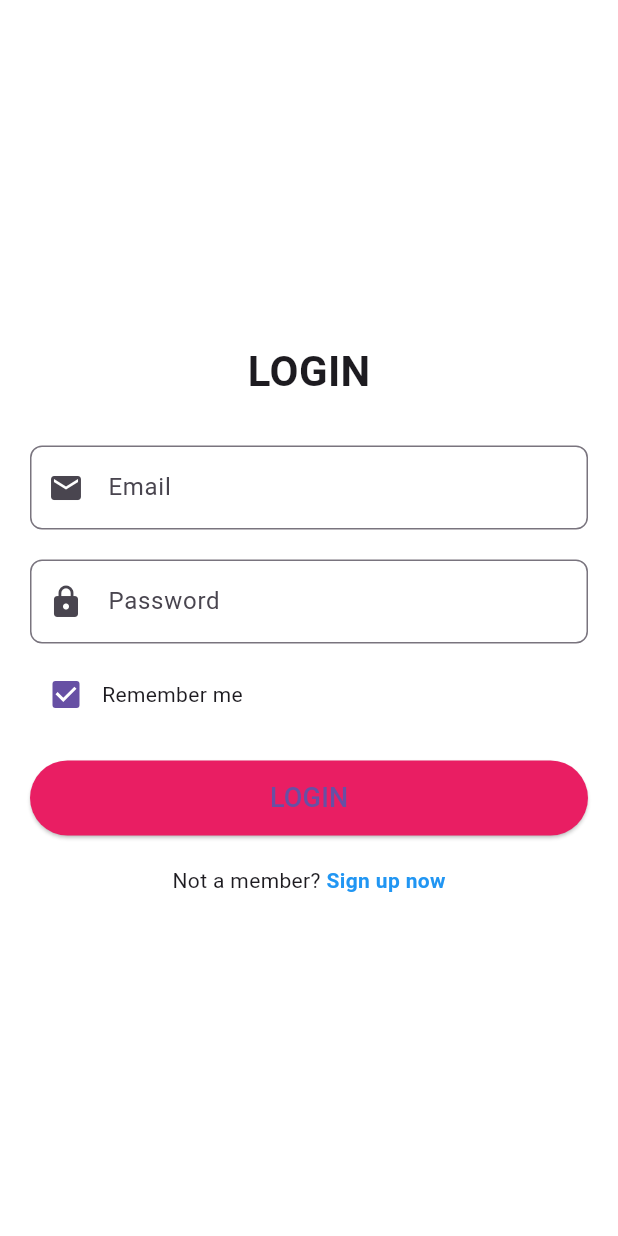
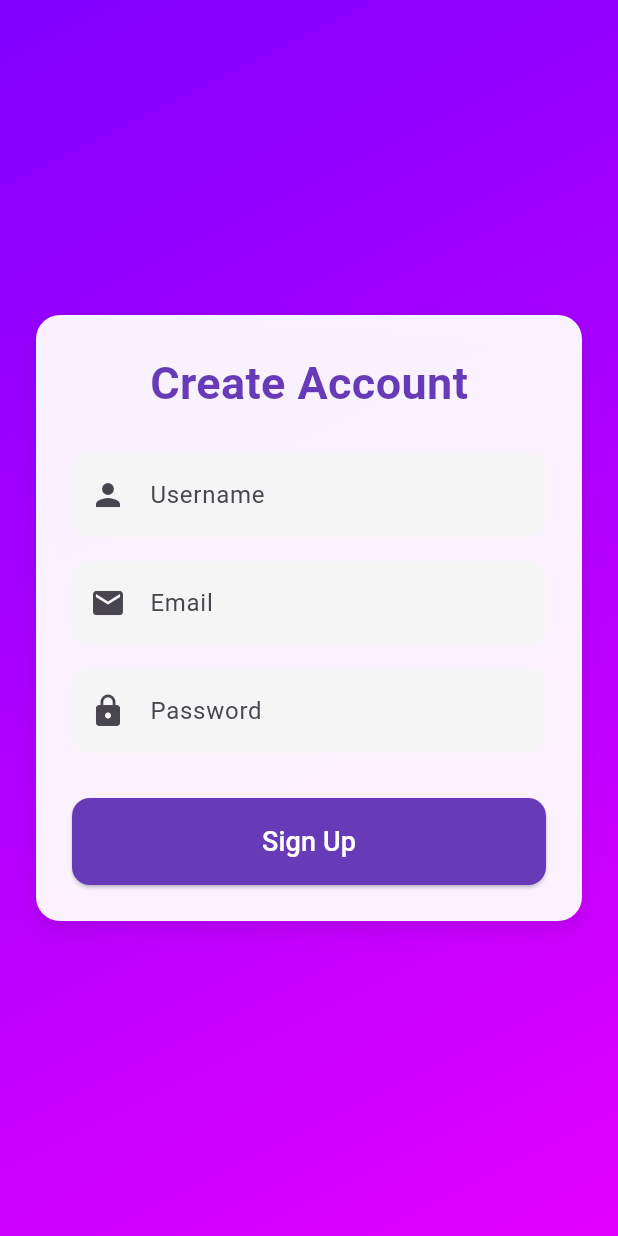
Before and after one commit to Rizwanhu/MultiGame-App, a Flutter app: the screen it shows after launch, after a tap on "Sign up now", on a phone screen of 412 x 824 dp. Run offline on Flutter 3.47's test engine with Material 3 defaults, Android fonts, the phone set to English and light mode, and no system bars.

Commit message:
register scrren added

```diff
--- a/lib/login_signup.dart
+++ b/lib/login_signup.dart
@@ -1,6 +1,7 @@
 import 'package:app/main_screen.dart';
 import 'package:flutter/material.dart';
 import 'main_screen.dart';
+import 'register.dart';
 
 class LoginPage extends StatelessWidget {
   const LoginPage({super.key});
@@ -89,9 +90,11 @@ class LoginPage extends StatelessWidget {
               children: [
                 const Text("Not a member? "),
                 GestureDetector(
-                  onTap: () {
-                    // Navigate to Sign Up Page
-                  },
+                 onTap: () {
+                Navigator.push(
+               context,MaterialPageRoute(builder: (context) => const SignUpPage()),
+                );
+                 },
                   child: const Text(
                     "Sign up now",
                     style: TextStyle(
--- a/lib/main.dart
+++ b/lib/main.dart
@@ -2,11 +2,7 @@ import 'package:flutter/material.dart';
 import 'logo_screen.dart';
 import 'main_screen.dart';
 import 'Leaderboard.dart';
-
-
-
-
-
+import 'register.dart';
 
 void main() {
   runApp(MyApp());
--- /dev/null
+++ b/lib/register.dart
@@ -0,0 +1,179 @@
+import 'package:app/main_screen.dart';
+import 'package:flutter/material.dart';
+
+class SignUpPage extends StatefulWidget {
+  const SignUpPage({super.key});
+
+  @override
+  State<SignUpPage> createState() => _SignUpPageState();
+}
+
+class _SignUpPageState extends State<SignUpPage> {
+  final _formKey = GlobalKey<FormState>();
+
+  String username = '';
+  String email = '';
+  String password = '';
+
+  @override
+  Widget build(BuildContext context) {
+    return Scaffold(
+      body: Container(
+        decoration: const BoxDecoration(
+          gradient: LinearGradient(
+            colors: [Color(0xFF7F00FF), Color(0xFFE100FF)],
+            begin: Alignment.topLeft,
+            end: Alignment.bottomRight,
+          ),
+        ),
+        child: Center(
+          child: SingleChildScrollView(
+            child: Container(
+              margin: const EdgeInsets.symmetric(horizontal: 24),
+              padding: const EdgeInsets.all(24),
+              decoration: BoxDecoration(
+                color: Colors.white.withOpacity(0.95),
+                borderRadius: BorderRadius.circular(16),
+                boxShadow: [
+                  BoxShadow(
+                    color: Colors.black.withOpacity(0.1),
+                    blurRadius: 12,
+                    offset: const Offset(0, 6),
+                  ),
+                ],
+              ),
+              child: Form(
+                key: _formKey,
+                child: Column(
+                  children: [
+                    const Text(
+                      "Create Account",
+                      style: TextStyle(
+                        fontSize: 30,
+                        fontWeight: FontWeight.bold,
+                        color: Colors.deepPurple,
+                      ),
+                    ),
+                    const SizedBox(height: 25),
+
+                    // Username
+                    TextFormField(
+                      decoration: InputDecoration(
+                        labelText: 'Username',
+                        prefixIcon: const Icon(Icons.person),
+                        filled: true,
+                        fillColor: Colors.grey[100],
+                        border: OutlineInputBorder(
+                          borderRadius: BorderRadius.circular(12),
+                          borderSide: BorderSide.none,
+                        ),
+                      ),
+                      validator: (value) {
+                        if (value == null || value.isEmpty) {
+                          return 'Please enter a username';
+                        }
+                        return null;
+                      },
+                      onSaved: (value) => username = value!,
+                    ),
+                    const SizedBox(height: 16),
+
+                    // Email
+                    TextFormField(
+                      decoration: InputDecoration(
+                        labelText: 'Email',
+                        prefixIcon: const Icon(Icons.email),
+                        filled: true,
+                        fillColor: Colors.grey[100],
+                        border: OutlineInputBorder(
+                          borderRadius: BorderRadius.circular(12),
+                          borderSide: BorderSide.none,
+                        ),
+                      ),
+                      keyboardType: TextInputType.emailAddress,
+                      validator: (value) {
+                        if (value == null || !value.contains('@')) {
+                          return 'Enter a valid email';
+                        }
+                        return null;
+                      },
+                      onSaved: (value) => email = value!,
+                    ),
+                    const SizedBox(height: 16),
+
+                    // Password
+                    TextFormField(
+                      decoration: InputDecoration(
+                        labelText: 'Password',
+                        prefixIcon: const Icon(Icons.lock),
+                        filled: true,
+                        fillColor: Colors.grey[100],
+                        border: OutlineInputBorder(
+                          borderRadius: BorderRadius.circular(12),
+                          borderSide: BorderSide.none,
+                        ),
+                      ),
+                      obscureText: true,
+                      validator: (value) {
+                        if (value == null || value.length < 6) {
+                          return 'Password must be at least 6 characters';
+                        }
+                        return null;
+                      },
+                      onSaved: (value) => password = value!,
+                    ),
+                    const SizedBox(height: 30),
+
+                    // Sign Up Button
+                    SizedBox(
+                      width: double.infinity,
+                      child: ElevatedButton(
+                        onPressed: () {
+                          if (_formKey.currentState!.validate()) {
+                            _formKey.currentState!.save();
+
+                            showDialog(
+                              context: context,
+                              builder: (_) => AlertDialog(
+                                title: const Text('Registered'),
+                                content: Text(
+                                  'Welcome $username!\nEmail: $email\nPassword: $password',
+                                ),
+                                actions: [
+                                  TextButton(
+                                    onPressed: () => Navigator.push(
+                                      context,
+                                      MaterialPageRoute(
+                                        builder: (context) => MainScreen(),
+                                      ),
+                                    ),
+                                    child: const Text('OK'),
+                                  ),
+                                ],
+                              ),
+                            );
+                          }
+                        },
+                        style: ElevatedButton.styleFrom(
+                          backgroundColor: Colors.deepPurple,
+                          padding: const EdgeInsets.symmetric(vertical: 16),
+                          shape: RoundedRectangleBorder(
+                            borderRadius: BorderRadius.circular(12),
+                          ),
+                        ),
+                        child: const Text(
+                          'Sign Up',
+                          style: TextStyle(fontSize: 18, color: Colors.white),
+                        ),
+                      ),
+                    ),
+                  ],
+                ),
+              ),
+            ),
+          ),
+        ),
+      ),
+    );
+  }
+}
```
